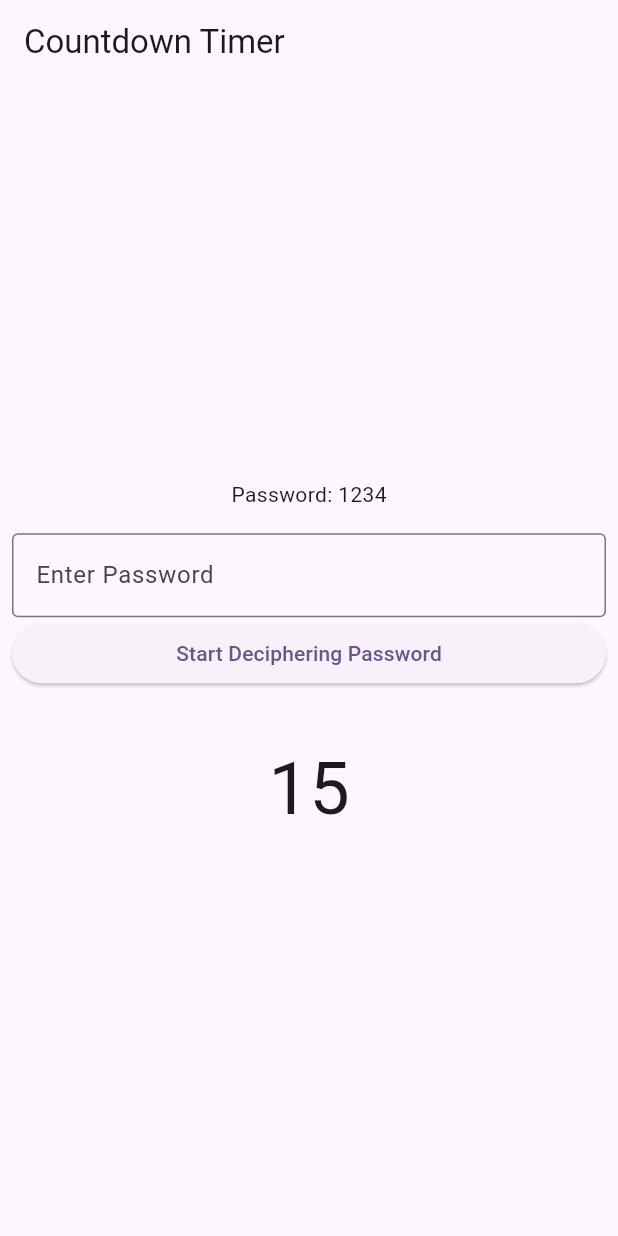
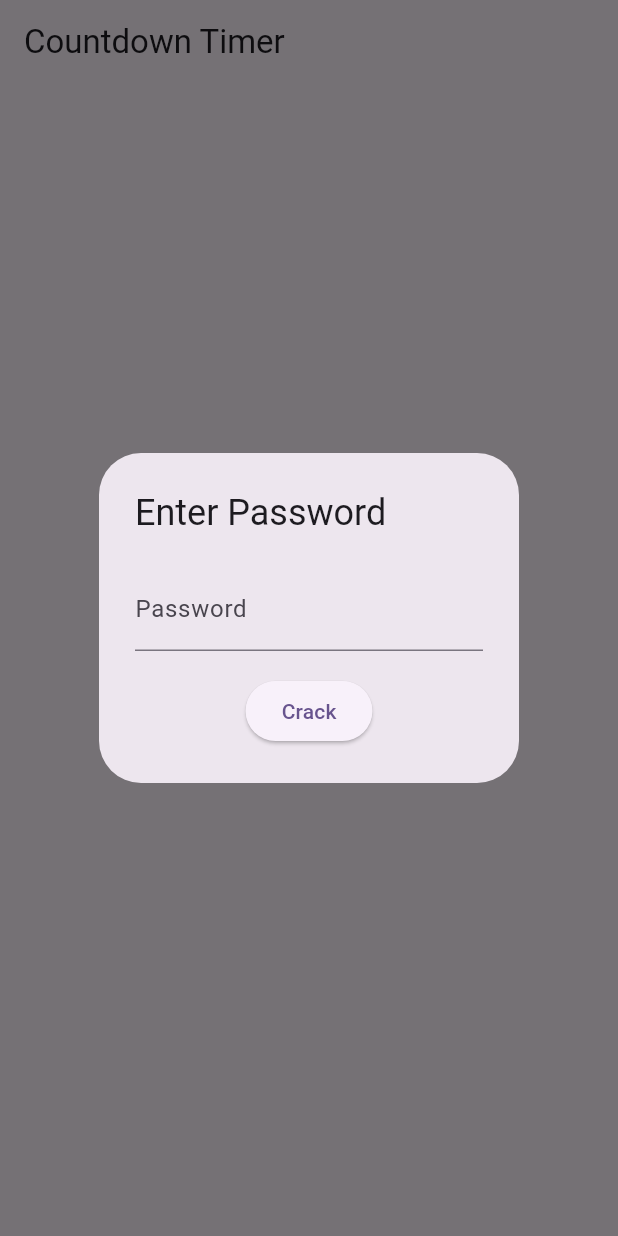
Before and after one commit to yasinertekin/Flutter-Awesome-Notifications, a Flutter app: the CounterView widget shown alone on an empty page, opened directly, on a phone screen of 412 x 824 dp. Run offline on Flutter 3.47's test engine with Material 3 defaults, Android fonts, the phone set to English and light mode, and no system bars; our stand-ins replace awesome_notifications, get_it; statements that could not run were skipped.

Commit message:
Update project settings and add new views

```diff
--- a/lib/feature/counter/view/counter_view.dart
+++ b/lib/feature/counter/view/counter_view.dart
@@ -3,8 +3,10 @@ import 'package:notification_case/feature/counter/view/mixin/counter_view_mixin.
 import 'package:notification_case/feature/counter/view_model/counter_view_model.dart';
 import 'package:provider/provider.dart';
 
-part 'widget/counter_text_field.dart';
-part 'widget/enter_password_button.dart';
+part 'widget/counter_app_bar.dart';
+part 'widget/custom_alert_dialog.dart';
+part 'widget/password_cracking_view.dart';
+part 'widget/password_text_form_field.dart';
 
 /// CounterView
 final class CounterView extends StatefulWidget {
@@ -20,67 +22,56 @@ final class _CounterAppState extends State<CounterView> with CounterViewMixin {
   @override
   Widget build(BuildContext context) {
     return Consumer<CounterViewModel>(
-      builder: (context, counterViewModel, child) => Scaffold(
-        appBar: AppBar(
-          title: const Text('Countdown Timer'),
-        ),
-        body: _CounterViewBody(
+      builder: (context, counterViewModel, child) {
+        navigateDecrypteView(counterViewModel, context);
+        return _CounterBody(
+          counterViewModel,
+        );
+      },
+    );
+  }
+
+  @override
+  Future<void> showAlertDialog() {
+    return showDialog<void>(
+      barrierDismissible: false,
+      context: context,
+      builder: (BuildContext context) {
+        return CustomAlertDialog(
+          controller: controller,
+          password: password,
           formKey: formKey,
-          password: password,
-          controller: controller,
-          onPressed: () async {
-            crackPassword(counterViewModel);
-          },
-          counterViewModel: counterViewModel,
+          crackPassword: crackPassword,
+        );
+      },
+    );
+  }
+}
+
+final class _CounterBody extends StatelessWidget {
+  const _CounterBody(
+    this.counterViewModel,
+  );
+
+  final CounterViewModel counterViewModel;
+
+  @override
+  Widget build(BuildContext context) {
+    return Scaffold(
+      appBar: const _CounterAppBar(),
+      body: Center(
+        child: Column(
+          mainAxisAlignment: MainAxisAlignment.center,
+          children: [
+            if (counterViewModel.isCracked)
+              const SizedBox.shrink()
+            else
+              _PasswordCrackingView(
+                password: counterViewModel.counter.toString(),
+              ),
+          ],
         ),
       ),
     );
   }
 }
-
-final class _CounterViewBody extends StatelessWidget {
-  const _CounterViewBody({
-    required this.formKey,
-    required this.password,
-    required this.controller,
-    required this.counterViewModel,
-    required this.onPressed,
-  });
-
-  final GlobalKey<FormState> formKey;
-  final String password;
-  final TextEditingController controller;
-  final CounterViewModel counterViewModel;
-  final void Function() onPressed;
-
-  @override
-  Widget build(BuildContext context) {
-    return Center(
-      child: Padding(
-        padding: const EdgeInsets.all(8),
-        child: Form(
-          key: formKey,
-          child: Column(
-            mainAxisAlignment: MainAxisAlignment.center,
-            children: [
-              Text('Password: $password'),
-              const SizedBox(height: 16),
-              _CounterTextField(
-                controller: controller,
-              ),
-              _EnterPasswordButton(
-                onPressed,
-              ),
-              const SizedBox(height: 16),
-              const SizedBox(height: 16),
-              Text(
-                '${counterViewModel.counter}',
-                style: const TextStyle(fontSize: 48),
-              ),
-            ],
-          ),
-        ),
-      ),
-    );
-  }
-}
--- a/lib/feature/counter/view/mixin/counter_view_mixin.dart
+++ b/lib/feature/counter/view/mixin/counter_view_mixin.dart
@@ -1,17 +1,11 @@
-import 'dart:math';
-
 import 'package:flutter/material.dart';
 import 'package:notification_case/feature/counter/view/counter_view.dart';
 import 'package:notification_case/feature/counter/view_model/counter_view_model.dart';
+import 'package:notification_case/feature/decrypte/decrypte_view.dart';
 
 /// CounterViewMixin
 mixin CounterViewMixin on State<CounterView> {
   final _controller = TextEditingController();
-
-  final int _randomKey = Random().nextInt(1000);
-
-  /// Random Key Getter
-  int get randomKey => _randomKey;
 
   /// Controller Getter
   TextEditingController get controller => _controller;
@@ -26,12 +20,6 @@ mixin CounterViewMixin on State<CounterView> {
 
   /// Password Getter
   String get password => _password;
-
-  @override
-  void dispose() {
-    super.dispose();
-    _controller.dispose();
-  }
 
   /// Check Password
   bool checkPassword(String value, String password) {
@@ -49,24 +37,41 @@ mixin CounterViewMixin on State<CounterView> {
     if (formKey.currentState?.validate() ?? false) {
       final value = controller.text;
       if (checkPassword(value, password)) {
-        await counterViewModel.startTimer();
+        await counterViewModel.startTimer(
+          password,
+        );
 
-        await counterViewModel.notificationService.scheduledNotification(
-          DateTime.now().add(
-            Duration(seconds: counterViewModel.counter),
-          ),
-          Random().nextInt(100).toString(),
-          'Password is cracked!',
-          'icon',
-        );
+        Navigator.pop(context);
+
         counterViewModel.resetTimer();
-      } else {
-        ScaffoldMessenger.of(context).showSnackBar(
-          const SnackBar(
-            content: Text('Wrong Password!'),
-          ),
-        );
       }
     }
   }
+
+  /// Show Model Bottom
+  void showAlertDialog() {}
+  @override
+  void initState() {
+    super.initState();
+    WidgetsBinding.instance.addPostFrameCallback((_) async {
+      return showAlertDialog();
+    });
+  }
+
+  /// Navigate Decrypte View
+  void navigateDecrypteView(
+    CounterViewModel counterViewModel,
+    BuildContext context,
+  ) {
+    if (counterViewModel.counter == 1) {
+      Future.microtask(
+        () => Navigator.push(
+          context,
+          MaterialPageRoute<dynamic>(
+            builder: (context) => const DecrypteView(),
+          ),
+        ),
+      );
+    }
+  }
 }
--- /dev/null
+++ b/lib/feature/counter/view/widget/counter_app_bar.dart
@@ -0,0 +1,17 @@
+part of '../counter_view.dart';
+
+final class _CounterAppBar extends StatelessWidget
+    implements PreferredSizeWidget {
+  const _CounterAppBar();
+
+  @override
+  Widget build(BuildContext context) {
+    return AppBar(
+      automaticallyImplyLeading: false,
+      title: const Text('Countdown Timer'),
+    );
+  }
+
+  @override
+  Size get preferredSize => const Size.fromHeight(kToolbarHeight);
+}
--- a/lib/feature/counter/view/widget/counter_text_field.dart
+++ /dev/null
@@ -1,48 +0,0 @@
-part of '../counter_view.dart';
-
-final class _CounterTextField extends StatefulWidget {
-  const _CounterTextField({
-    required this.controller,
-  });
-
-  final TextEditingController controller;
-
-  @override
-  State<_CounterTextField> createState() => _CounterTextFieldState();
-}
-
-final class _CounterTextFieldState extends State<_CounterTextField> {
-  late final TextEditingController _controller;
-
-  @override
-  void initState() {
-    _controller = widget.controller;
-    super.initState();
-  }
-
-  @override
-  void dispose() {
-    _controller.dispose();
-
-    super.dispose();
-  }
-
-  @override
-  Widget build(BuildContext context) {
-    return TextFormField(
-      controller: _controller,
-      keyboardType: TextInputType.number,
-      textInputAction: TextInputAction.done,
-      decoration: const InputDecoration(
-        border: OutlineInputBorder(),
-        labelText: 'Enter Password',
-      ),
-      validator: (value) {
-        if (value == null || value.isEmpty) {
-          return 'Please enter a number';
-        }
-        return null;
-      },
-    );
-  }
-}
--- /dev/null
+++ b/lib/feature/counter/view/widget/custom_alert_dialog.dart
@@ -0,0 +1,52 @@
+part of '../counter_view.dart';
+
+/// Custom Alert Dialog Widget
+final class CustomAlertDialog extends StatelessWidget {
+  /// CustomAlertDialog Constructor
+  const CustomAlertDialog({
+    required this.controller,
+    required this.password,
+    required this.formKey,
+    required this.crackPassword,
+    super.key,
+  });
+
+  /// Controller
+  final TextEditingController controller;
+
+  /// Password
+  final String password;
+
+  /// Form Key
+  final GlobalKey<FormState> formKey;
+
+  /// Crack Password
+  final void Function(CounterViewModel counterViewModel) crackPassword;
+
+  @override
+  Widget build(BuildContext context) {
+    return Form(
+      key: formKey,
+      child: AlertDialog(
+        title: const Text('Enter Password'),
+        actions: [
+          Column(
+            children: [
+              _PasswordTextFormField(
+                controller: controller,
+                password: password,
+              ),
+              const SizedBox(height: 16),
+              ElevatedButton(
+                onPressed: () async {
+                  crackPassword(context.read<CounterViewModel>());
+                },
+                child: const Text('Crack'),
+              ),
+            ],
+          ),
+        ],
+      ),
+    );
+  }
+}
--- a/lib/feature/counter/view/widget/enter_password_button.dart
+++ /dev/null
@@ -1,22 +0,0 @@
-part of '../counter_view.dart';
-
-final class _EnterPasswordButton extends StatelessWidget {
-  const _EnterPasswordButton(
-    this.onPressed,
-  );
-
-  final void Function() onPressed;
-
-  @override
-  Widget build(BuildContext context) {
-    return SizedBox(
-      width: double.infinity,
-      child: ElevatedButton(
-        onPressed: onPressed,
-        child: const Text(
-          'Start Deciphering Password',
-        ),
-      ),
-    );
-  }
-}
--- /dev/null
+++ b/lib/feature/counter/view/widget/password_cracking_view.dart
@@ -0,0 +1,27 @@
+part of '../counter_view.dart';
+
+final class _PasswordCrackingView extends StatelessWidget {
+  const _PasswordCrackingView({
+    required this.password,
+  });
+
+  final String password;
+
+  @override
+  Widget build(BuildContext context) {
+    return Column(
+      children: [
+        const Text('Password Cracking...'),
+        const SizedBox(
+          height: 20,
+        ),
+        const CircularProgressIndicator(),
+        const SizedBox(height: 20),
+        Text(
+          'You have $password seconds left',
+          style: const TextStyle(fontSize: 20),
+        ),
+      ],
+    );
+  }
+}
--- /dev/null
+++ b/lib/feature/counter/view/widget/password_text_form_field.dart
@@ -0,0 +1,50 @@
+part of '../counter_view.dart';
+
+final class _PasswordTextFormField extends StatefulWidget {
+  const _PasswordTextFormField({
+    required this.controller,
+    required this.password,
+  });
+
+  final TextEditingController controller;
+  final String password;
+
+  @override
+  State<_PasswordTextFormField> createState() => _PasswordTextFormFieldState();
+}
+
+final class _PasswordTextFormFieldState extends State<_PasswordTextFormField> {
+  late final TextEditingController controller;
+
+  @override
+  void initState() {
+    super.initState();
+    controller = widget.controller;
+  }
+
+  @override
+  void dispose() {
+    controller.dispose();
+    super.dispose();
+  }
+
+  @override
+  Widget build(BuildContext context) {
+    return TextFormField(
+      controller: controller,
+      obscureText: true,
+      validator: (value) {
+        if (value == null || value.isEmpty) {
+          return 'Please enter password';
+        }
+        if (value != widget.password) {
+          return 'Incorrect password';
+        }
+        return null;
+      },
+      decoration: const InputDecoration(
+        labelText: 'Password',
+      ),
+    );
+  }
+}
--- a/lib/main.dart
+++ b/lib/main.dart
@@ -1,5 +1,5 @@
 import 'package:flutter/material.dart';
-import 'package:notification_case/feature/counter/view/counter_view.dart';
+import 'package:notification_case/feature/decrypte/decrypte_view.dart';
 import 'package:notification_case/locators.dart';
 import 'package:provider/provider.dart';
 
@@ -31,7 +31,7 @@ final class _MyApp extends StatelessWidget {
         colorScheme: ColorScheme.fromSeed(seedColor: Colors.deepPurple),
         useMaterial3: true,
       ),
-      home: const CounterView(),
+      home: const DecrypteView(),
     );
   }
 }
```
Also changed, not shown: lib/feature/counter/view_model/counter_view_model.dart (+21 -13 lines), lib/feature/decrypte/decrypte_view.dart (added, +47 -0 lines), 2 other files.
